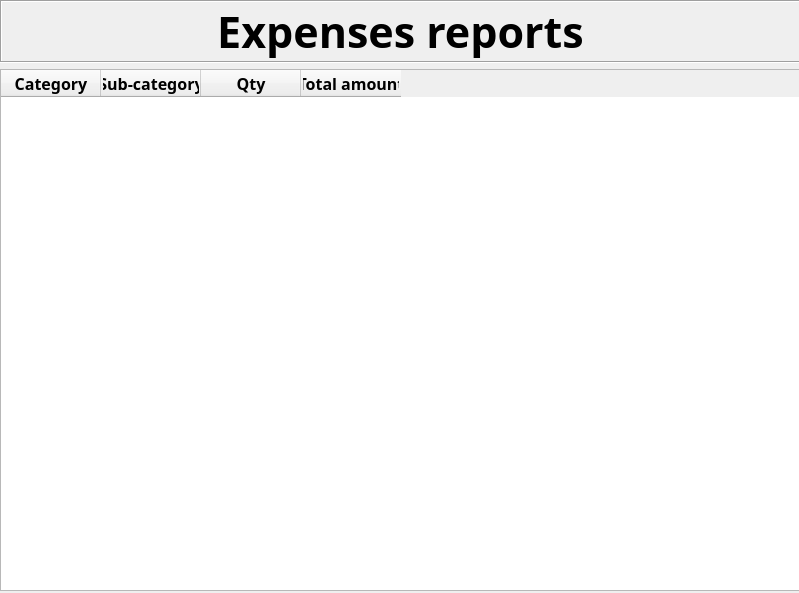
Qt form ui/show_reports_ui.ui (art-reikari/Personal-finances) before a commit.
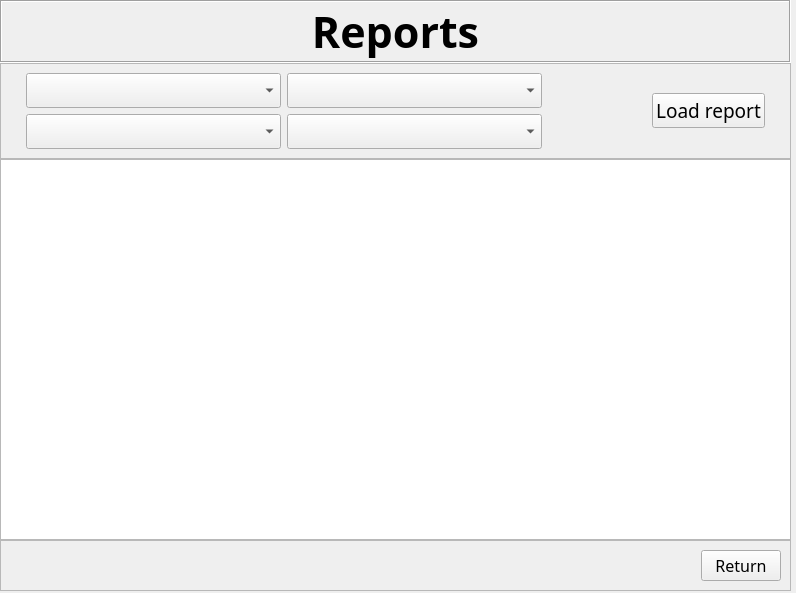
The same form after that commit.

Commit message: Set up reports for earnings and expenses. Added table and reports for tracking savings for each month. Added functionality to input starting savings at the very first run of the programme.

What changed in the file:
```diff
--- a/ui/show_reports_ui.ui
+++ b/ui/show_reports_ui.ui
@@ -6,7 +6,7 @@
    <rect>
     <x>0</x>
     <y>0</y>
-    <width>799</width>
+    <width>796</width>
     <height>593</height>
    </rect>
   </property>
@@ -18,11 +18,14 @@
     <rect>
      <x>0</x>
      <y>0</y>
-     <width>801</width>
+     <width>791</width>
      <height>591</height>
     </rect>
    </property>
-   <layout class="QVBoxLayout" name="verticalLayout">
+   <layout class="QVBoxLayout" name="main_frm">
+    <property name="spacing">
+     <number>0</number>
+    </property>
     <item>
      <widget class="QLabel" name="label">
       <property name="sizePolicy">
@@ -51,7 +54,7 @@
        <enum>QFrame::Sunken</enum>
       </property>
       <property name="text">
-       <string>Expenses reports</string>
+       <string>Reports</string>
       </property>
       <property name="alignment">
        <set>Qt::AlignCenter</set>
@@ -59,55 +62,224 @@
      </widget>
     </item>
     <item>
-     <widget class="QTableWidget" name="tableWidget">
-      <column>
-       <property name="text">
-        <string>Category</string>
+     <widget class="QFrame" name="settings_frm">
+      <property name="sizePolicy">
+       <sizepolicy hsizetype="Preferred" vsizetype="Maximum">
+        <horstretch>0</horstretch>
+        <verstretch>0</verstretch>
+       </sizepolicy>
+      </property>
+      <property name="minimumSize">
+       <size>
+        <width>0</width>
+        <height>57</height>
+       </size>
+      </property>
+      <property name="font">
+       <font>
+        <family>Candara</family>
+        <pointsize>12</pointsize>
+       </font>
+      </property>
+      <property name="frameShape">
+       <enum>QFrame::StyledPanel</enum>
+      </property>
+      <property name="frameShadow">
+       <enum>QFrame::Raised</enum>
+      </property>
+      <layout class="QGridLayout" name="gridLayout">
+       <property name="leftMargin">
+        <number>25</number>
        </property>
-       <property name="font">
-        <font>
-         <family>Candara</family>
-         <pointsize>12</pointsize>
-         <bold>true</bold>
-        </font>
+       <property name="rightMargin">
+        <number>25</number>
        </property>
-      </column>
-      <column>
-       <property name="text">
-        <string>Sub-category</string>
-       </property>
-       <property name="font">
-        <font>
-         <family>Candara</family>
-         <pointsize>12</pointsize>
-         <bold>true</bold>
-        </font>
-       </property>
-      </column>
-      <column>
-       <property name="text">
-        <string>Qty</string>
-       </property>
-       <property name="font">
-        <font>
-         <family>Candara</family>
-         <pointsize>12</pointsize>
-         <bold>true</bold>
-        </font>
-       </property>
-      </column>
-      <column>
-       <property name="text">
-        <string>Total amount</string>
-       </property>
-       <property name="font">
-        <font>
-         <family>Candara</family>
-         <pointsize>12</pointsize>
-         <bold>true</bold>
-        </font>
-       </property>
-      </column>
+       <item row="0" column="0">
+        <widget class="QComboBox" name="report_type_cmbbox">
+         <property name="font">
+          <font>
+           <family>Candara Light</family>
+           <pointsize>14</pointsize>
+          </font>
+         </property>
+         <property name="placeholderText">
+          <string>Choose report</string>
+         </property>
+         <item>
+          <property name="text">
+           <string/>
+          </property>
+         </item>
+         <item>
+          <property name="text">
+           <string>Earnings</string>
+          </property>
+         </item>
+         <item>
+          <property name="text">
+           <string>Expenses</string>
+          </property>
+         </item>
+         <item>
+          <property name="text">
+           <string>Savings</string>
+          </property>
+         </item>
+        </widget>
+       </item>
+       <item row="1" column="0">
+        <widget class="QComboBox" name="first_month_cmbbox">
+         <property name="font">
+          <font>
+           <family>Candara Light</family>
+           <pointsize>14</pointsize>
+          </font>
+         </property>
+         <property name="placeholderText">
+          <string>First month</string>
+         </property>
+        </widget>
+       </item>
+       <item row="1" column="1">
+        <widget class="QComboBox" name="last_mont_cmbbox">
+         <property name="font">
+          <font>
+           <family>Candara Light</family>
+           <pointsize>14</pointsize>
+          </font>
+         </property>
+         <property name="placeholderText">
+          <string>Last month</string>
+         </property>
+        </widget>
+       </item>
+       <item row="0" column="5" rowspan="2">
+        <widget class="QPushButton" name="load_report_btn">
+         <property name="sizePolicy">
+          <sizepolicy hsizetype="Maximum" vsizetype="Fixed">
+           <horstretch>0</horstretch>
+           <verstretch>0</verstretch>
+          </sizepolicy>
+         </property>
+         <property name="minimumSize">
+          <size>
+           <width>112</width>
+           <height>0</height>
+          </size>
+         </property>
+         <property name="font">
+          <font>
+           <family>Candara</family>
+           <pointsize>14</pointsize>
+          </font>
+         </property>
+         <property name="text">
+          <string>Load report</string>
+         </property>
+        </widget>
+       </item>
+       <item row="0" column="1">
+        <widget class="QComboBox" name="grouping_cmbbox">
+         <property name="font">
+          <font>
+           <family>Candara Light</family>
+           <pointsize>14</pointsize>
+          </font>
+         </property>
+         <property name="placeholderText">
+          <string>Choose grouping</string>
+         </property>
+        </widget>
+       </item>
+       <item row="0" column="3" rowspan="2">
+        <spacer name="horizontalSpacer">
+         <property name="orientation">
+          <enum>Qt::Horizontal</enum>
+         </property>
+         <property name="sizeType">
+          <enum>QSizePolicy::Maximum</enum>
+         </property>
+         <property name="sizeHint" stdset="0">
+          <size>
+           <width>104</width>
+           <height>20</height>
+          </size>
+         </property>
+        </spacer>
+       </item>
+      </layout>
+     </widget>
+    </item>
+    <item>
+     <widget class="QTableWidget" name="report_table">
+      <property name="font">
+       <font>
+        <family>Candara</family>
+        <bold>true</bold>
+       </font>
+      </property>
+      <property name="dragDropOverwriteMode">
+       <bool>true</bool>
+      </property>
+      <property name="showGrid">
+       <bool>true</bool>
+      </property>
+      <property name="sortingEnabled">
+       <bool>false</bool>
+      </property>
+     </widget>
+    </item>
+    <item>
+     <widget class="QFrame" name="return_frm">
+      <property name="sizePolicy">
+       <sizepolicy hsizetype="Preferred" vsizetype="Maximum">
+        <horstretch>0</horstretch>
+        <verstretch>0</verstretch>
+       </sizepolicy>
+      </property>
+      <property name="minimumSize">
+       <size>
+        <width>0</width>
+        <height>49</height>
+       </size>
+      </property>
+      <property name="frameShape">
+       <enum>QFrame::StyledPanel</enum>
+      </property>
+      <property name="frameShadow">
+       <enum>QFrame::Raised</enum>
+      </property>
+      <layout class="QHBoxLayout" name="horizontalLayout_2">
+       <item>
+        <spacer name="horizontalSpacer_2">
+         <property name="orientation">
+          <enum>Qt::Horizontal</enum>
+         </property>
+         <property name="sizeType">
+          <enum>QSizePolicy::Maximum</enum>
+         </property>
+         <property name="sizeHint" stdset="0">
+          <size>
+           <width>700</width>
+           <height>20</height>
+          </size>
+         </property>
+        </spacer>
+       </item>
+       <item>
+        <widget class="QPushButton" name="return_btn">
+         <property name="font">
+          <font>
+           <family>Candara</family>
+           <pointsize>12</pointsize>
+          </font>
+         </property>
+         <property name="text">
+          <string>Return</string>
+         </property>
+        </widget>
+       </item>
+      </layout>
      </widget>
     </item>
    </layout>
```
Left out of the diff: 2 changed lines with no effect on the pictures. The commit also changes 9 other files.
